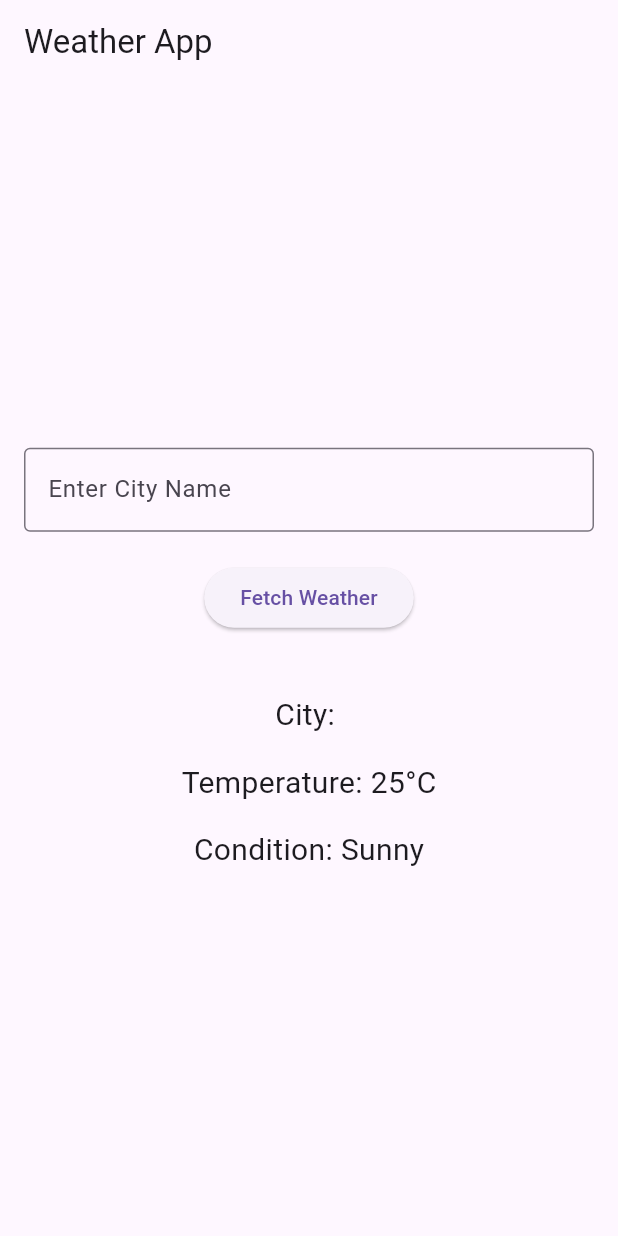
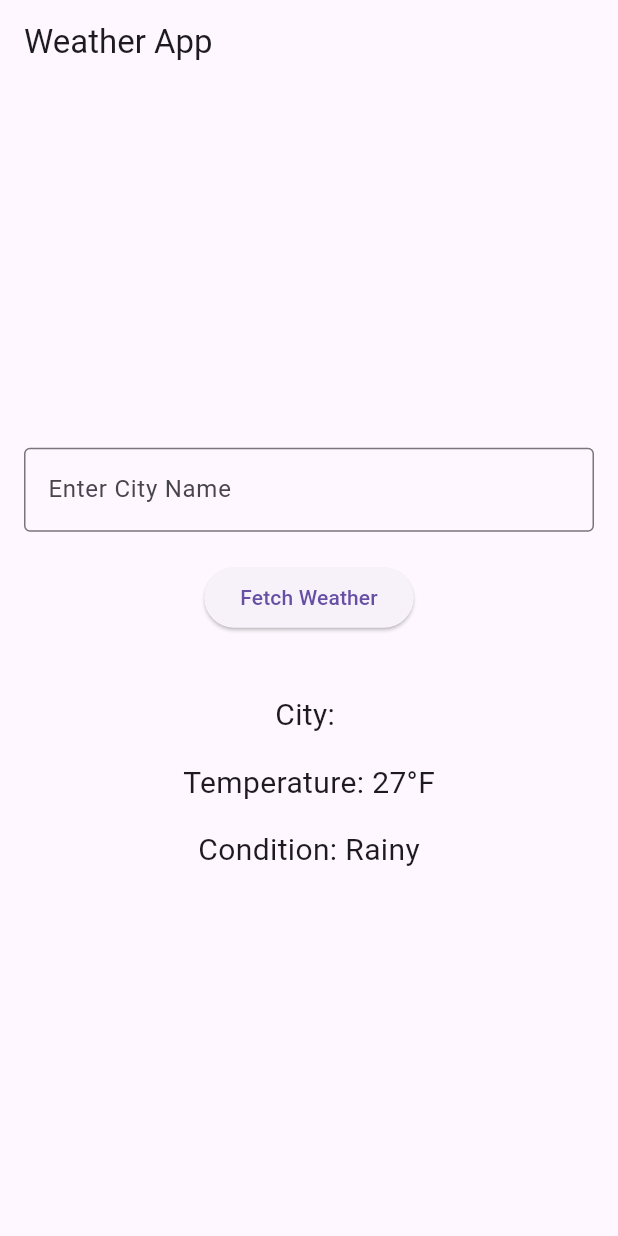
Before and after one commit to HamzaM959/weather_info_app, a Flutter app: the screen it shows after launch, after a tap on "Fetch Weather", on a phone screen of 412 x 824 dp. Run offline on Flutter 3.47's test engine with Material 3 defaults, Android fonts, the phone set to English and light mode, and no system bars.

Commit message:
Simulated weather data for input city

```diff
--- a/lib/main.dart
+++ b/lib/main.dart
@@ -1,3 +1,4 @@
+import 'dart:math';
 import 'package:flutter/material.dart';
 
 void main() {
@@ -20,8 +21,15 @@ class _WeatherAppState extends State<WeatherApp> {
   void _fetchWeather() {
     setState(() {
       cityName = _cityController.text;
-      temperature = '25°C';
-      weatherCondition = 'Sunny';
+
+      Random random = Random();
+      int temp = 15 + random.nextInt(16);
+
+      List<String> conditions = ['Sunny', 'Cloudy', 'Rainy'];
+      String condition = conditions[random.nextInt(3)];
+
+      temperature = '$temp°F';
+      weatherCondition = condition;
     });
   }
 
```
